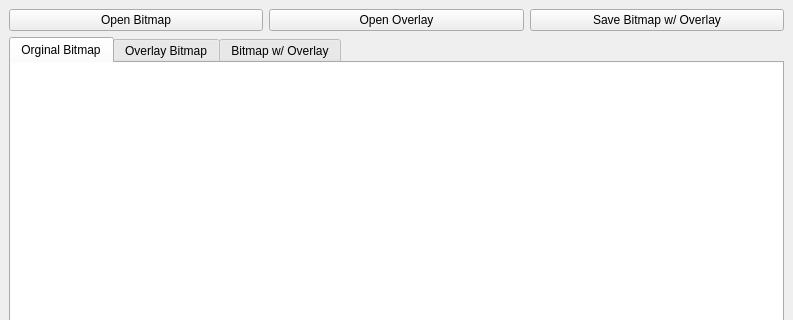
Above: mainwindow.ui from elguy/LabAssignment1 before the change; both pictures show x 0 to 793 and y 0 to 320 of the 793 by 667 pixel window. Below: the same form after it.
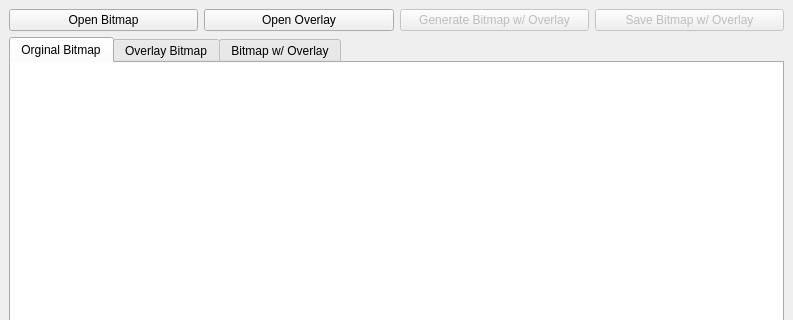
That is the form after the change.

Commit message: add button to generate overlaid bitmap

```diff
--- a/mainwindow.ui
+++ b/mainwindow.ui
@@ -31,8 +31,21 @@
         </property>
        </widget>
       </item>
+      <item>
+       <widget class="QPushButton" name="btnGenerateOverlaid">
+        <property name="enabled">
+         <bool>false</bool>
+        </property>
+        <property name="text">
+         <string>Generate Bitmap w/ Overlay</string>
+        </property>
+       </widget>
+      </item>
       <item>
        <widget class="QPushButton" name="btnSaveBitmap">
+        <property name="enabled">
+         <bool>false</bool>
+        </property>
         <property name="text">
          <string>Save Bitmap w/ Overlay</string>
         </property>
```
